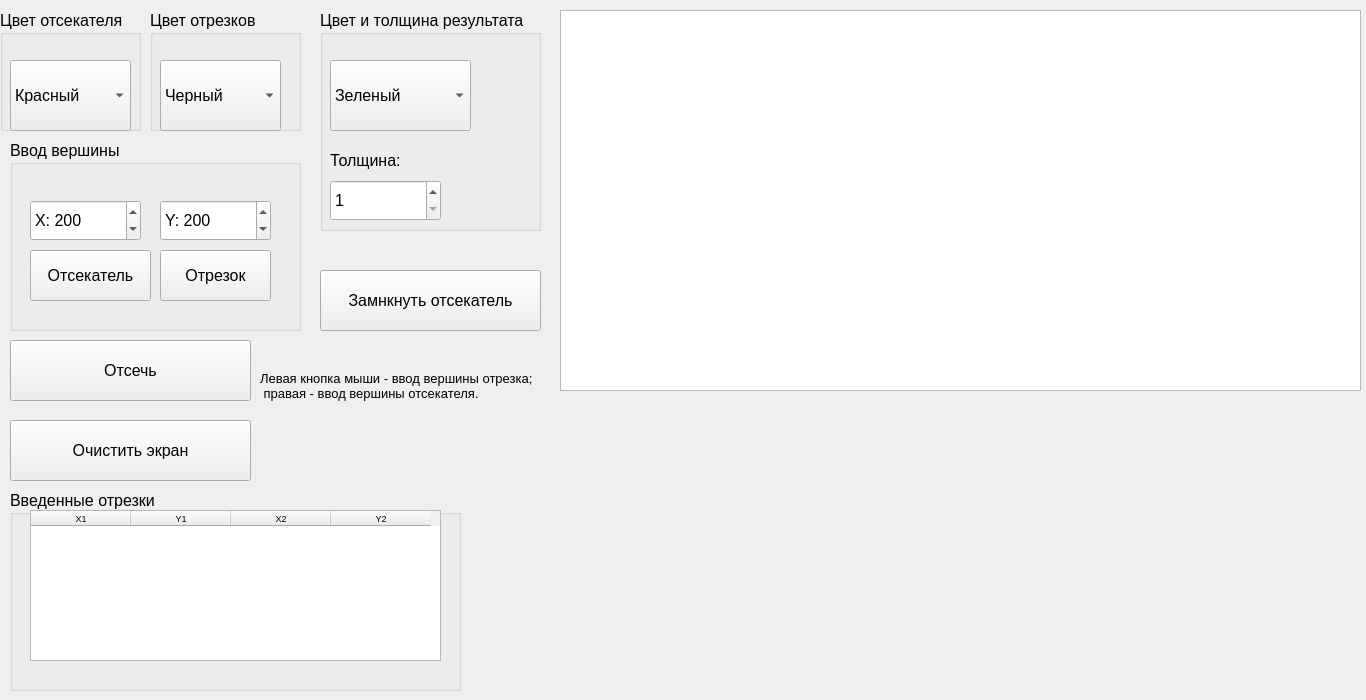
Qt form lab8/design.ui (xanderkov/ics7-CG) before a commit.
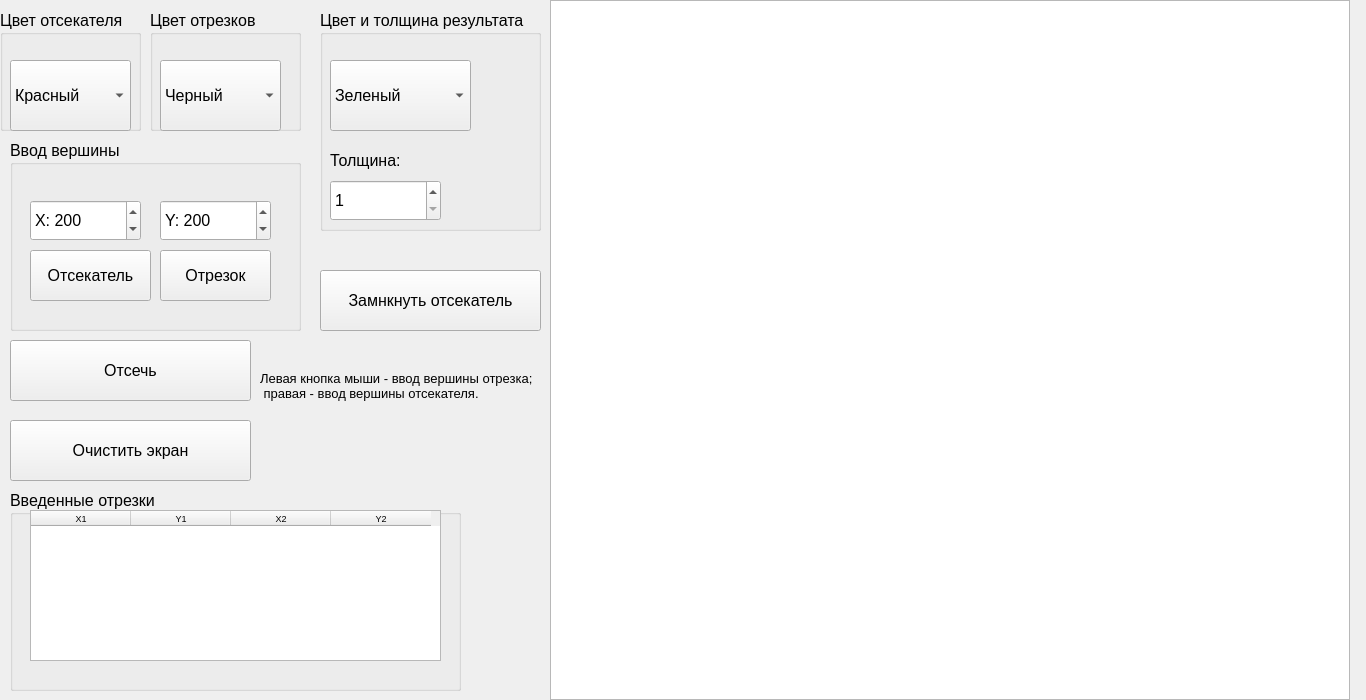
The same form after that commit.

Commit message: changed ui, withou parallel

Diff of the .ui file:
```diff
--- a/lab8/design.ui
+++ b/lab8/design.ui
@@ -85,10 +85,10 @@
    <widget class="QGraphicsView" name="graph">
     <property name="geometry">
      <rect>
-      <x>560</x>
-      <y>10</y>
-      <width>801</width>
-      <height>381</height>
+      <x>550</x>
+      <y>0</y>
+      <width>800</width>
+      <height>700</height>
      </rect>
     </property>
    </widget>
```
The commit also changes 2 other files.
